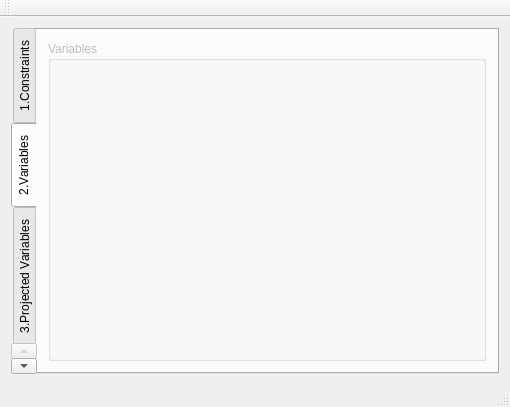
First picture: the form in proj2d_ng.ui, repository msis/proj2D_ng, before the edit.
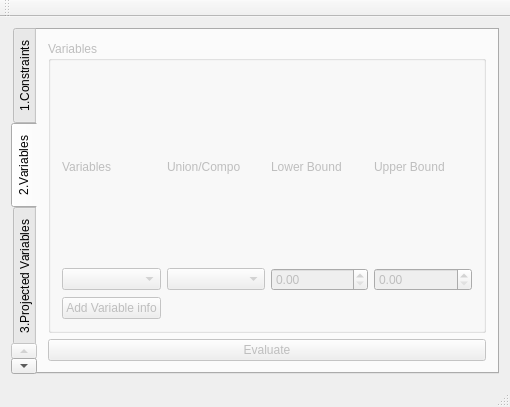
Second picture: the form after the edit. The open tabs and pages were chosen to show the change.

Commit message: Finding the variables OK Still don't know how to add a row for the next variable.

What changed in the file:
```diff
--- a/proj2d_ng.ui
+++ b/proj2d_ng.ui
@@ -73,6 +73,68 @@
          <widget class="QGroupBox" name="groupVar">
           <property name="title">
            <string>Variables</string>
+          </property>
+          <property name="alignment">
+           <set>Qt::AlignLeading|Qt::AlignLeft|Qt::AlignTop</set>
+          </property>
+          <layout class="QGridLayout" name="varGridLayout">
+           <property name="sizeConstraint">
+            <enum>QLayout::SetDefaultConstraint</enum>
+           </property>
+           <item row="1" column="3">
+            <widget class="QDoubleSpinBox" name="upperBoundSpinBox"/>
+           </item>
+           <item row="1" column="1">
+            <widget class="QComboBox" name="intervalTypeComboBox"/>
+           </item>
+           <item row="1" column="0">
+            <widget class="QComboBox" name="varComboBox"/>
+           </item>
+           <item row="2" column="0">
+            <widget class="QPushButton" name="addVarButton">
+             <property name="text">
+              <string>Add Variable info</string>
+             </property>
+            </widget>
+           </item>
+           <item row="1" column="2">
+            <widget class="QDoubleSpinBox" name="lowerBoundSpinBox"/>
+           </item>
+           <item row="0" column="3">
+            <widget class="QLabel" name="ubLabel">
+             <property name="text">
+              <string>Upper Bound</string>
+             </property>
+            </widget>
+           </item>
+           <item row="0" column="2">
+            <widget class="QLabel" name="lbLabel">
+             <property name="text">
+              <string>Lower Bound</string>
+             </property>
+            </widget>
+           </item>
+           <item row="0" column="1">
+            <widget class="QLabel" name="unionCompolabel">
+             <property name="text">
+              <string>Union/Compo</string>
+             </property>
+            </widget>
+           </item>
+           <item row="0" column="0">
+            <widget class="QLabel" name="varNameLabel">
+             <property name="text">
+              <string>Variables</string>
+             </property>
+            </widget>
+           </item>
+          </layout>
+         </widget>
+        </item>
+        <item row="1" column="0">
+         <widget class="QPushButton" name="evalButton">
+          <property name="text">
+           <string>Evaluate</string>
           </property>
          </widget>
         </item>
```
Left out of the diff: 2 changed lines with no effect on the pictures. The commit also changes 3 other files.
